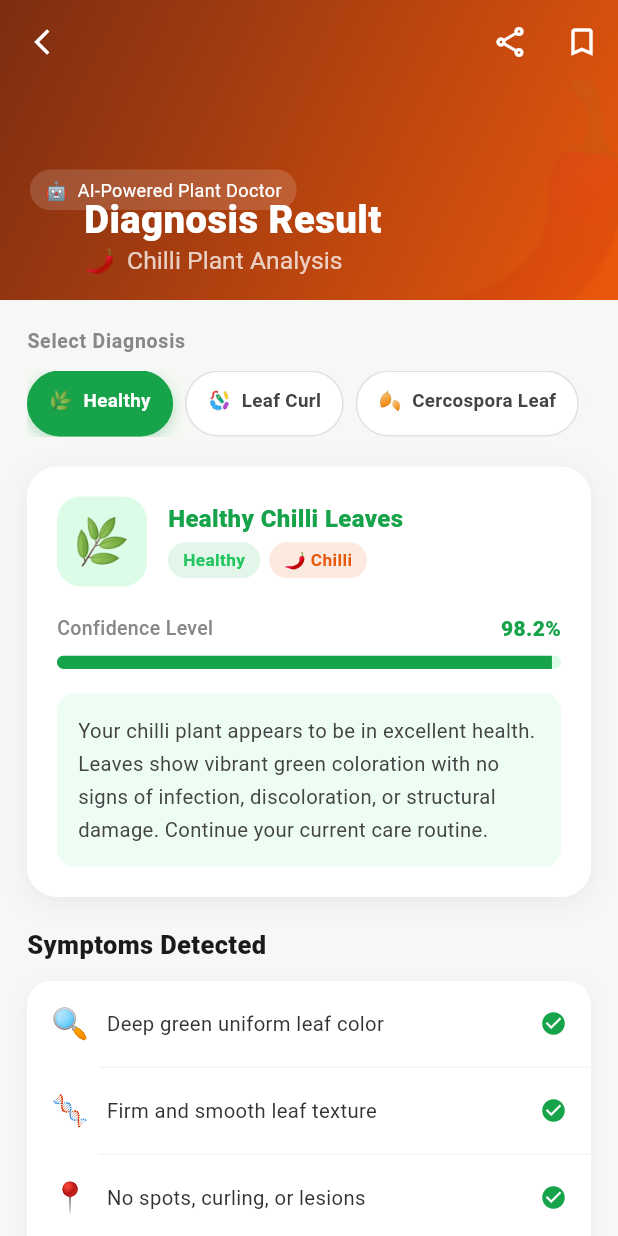
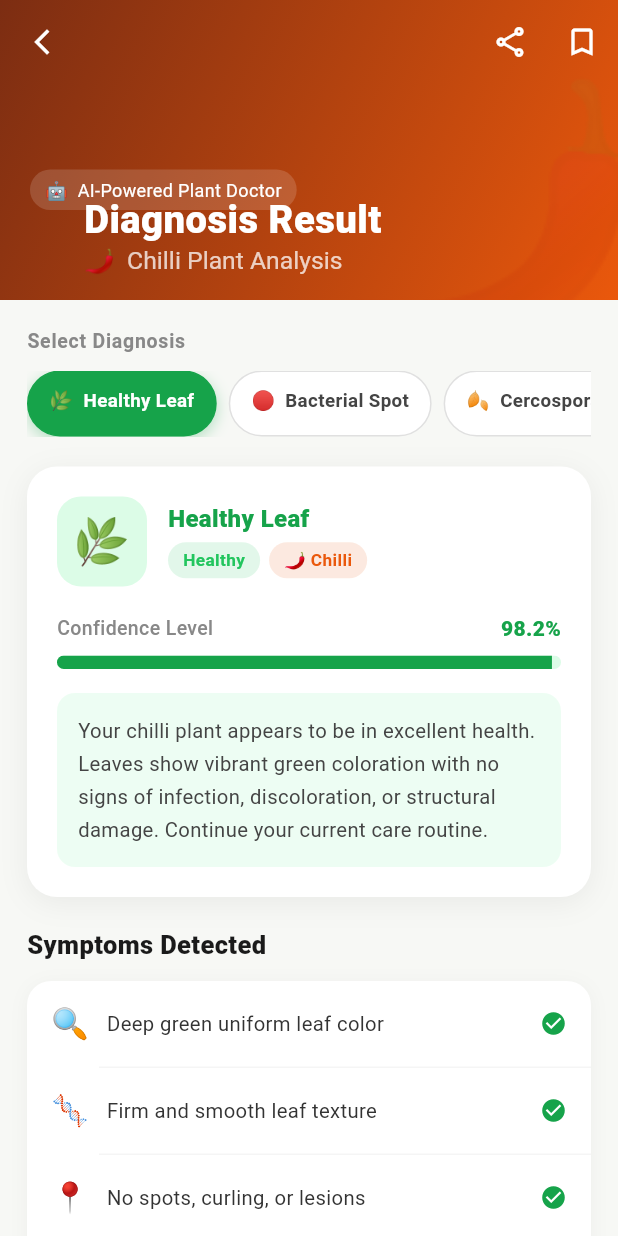
Before and after one commit to RandunGayantha/PlantDoc, a Flutter app: the screen it shows after launch, after a tap on "Diagnosis Result", on a phone screen of 412 x 824 dp. Run offline on Flutter 3.47's test engine with Material 3 defaults, Android fonts, the phone set to English and light mode, and no system bars.

Commit message:
Add plant disease labels to labels.txt for model training

```diff
--- /dev/null
+++ b/assets/models/labels.txt
@@ -0,0 +1,7 @@
+Bacterial Spot
+Cercospora Leaf Spot
+Chilli anthracnose leaves
+Curl Virus
+Healthy Leaf
+Nutrition Deficiency
+White spot
--- a/lib/pages/diagnosis_result_screen.dart
+++ b/lib/pages/diagnosis_result_screen.dart
@@ -36,7 +36,7 @@ class ChilliDisease {
 final List<ChilliDisease> chilliDiseases = [
   ChilliDisease(
     id: 'healthy',
-    name: 'Healthy Chilli Leaves',
+    name: 'Healthy Leaf',
     emoji: '🌿',
     confidence: '98.2%',
     confidenceValue: 0.982,
@@ -60,33 +60,33 @@ final List<ChilliDisease> chilliDiseases = [
     lightColor: Color(0xFFDCFCE7),
   ),
   ChilliDisease(
-    id: 'leaf_curl',
-    name: 'Chilli Leaf Curl Virus',
-    emoji: '🦠',
-    confidence: '91.4%',
-    confidenceValue: 0.914,
+    id: 'bacterial_spot',
+    name: 'Bacterial Spot',
+    emoji: '🔴',
+    confidence: '90.3%',
+    confidenceValue: 0.903,
     severity: 'Severe',
     severityColor: Color(0xFFEF4444),
     description:
-        'Leaf Curl Virus (ChiLCV) is transmitted by whiteflies and causes severe curling, crinkling, and stunting of chilli leaves. Infected plants show reduced yield and fruit quality significantly.',
+        'Bacterial Spot is caused by Xanthomonas campestris and appears as small, water-soaked spots on leaves that turn dark brown or black. It spreads rapidly in warm, wet conditions and can cause severe defoliation.',
     symptoms: [
-      'Upward or downward curling of leaves',
-      'Yellowing and mosaic patterns',
-      'Stunted plant growth',
-      'Distorted and brittle leaves',
+      'Small water-soaked spots on leaves',
+      'Spots turn dark brown or black',
+      'Yellow halo around lesions',
+      'Premature leaf drop in severe cases',
     ],
     treatments: [
-      {'title': 'Control Whiteflies', 'desc': 'Apply imidacloprid or thiamethoxam insecticide spray'},
-      {'title': 'Remove Infected Plants', 'desc': 'Uproot and destroy infected plants immediately'},
-      {'title': 'Use Reflective Mulch', 'desc': 'Silver mulch repels whitefly vectors effectively'},
-      {'title': 'Resistant Varieties', 'desc': 'Replant using virus-resistant chilli cultivars'},
+      {'title': 'Copper-based Bactericide', 'desc': 'Spray copper hydroxide or copper oxychloride weekly'},
+      {'title': 'Avoid Overhead Watering', 'desc': 'Use drip irrigation to keep foliage dry'},
+      {'title': 'Remove Infected Leaves', 'desc': 'Prune and destroy heavily infected plant parts'},
+      {'title': 'Crop Rotation', 'desc': 'Rotate crops to prevent soil-borne bacterial buildup'},
     ],
     accentColor: Color(0xFFDC2626),
     lightColor: Color(0xFFFFECEC),
   ),
   ChilliDisease(
     id: 'cercospora',
-    name: 'Chilli Cercospora Leaf Spot',
+    name: 'Cercospora Leaf Spot',
     emoji: '🍂',
     confidence: '88.6%',
     confidenceValue: 0.886,
@@ -135,26 +135,76 @@ final List<ChilliDisease> chilliDiseases = [
     lightColor: Color(0xFFFFE4E4),
   ),
   ChilliDisease(
-    id: 'powdery_mildew',
-    name: 'Chilli Powdery Mildew',
-    emoji: '🌫️',
-    confidence: '89.9%',
-    confidenceValue: 0.899,
-    severity: 'Mild',
-    severityColor: Color(0xFF8B5CF6),
+    id: 'curl_virus',
+    name: 'Curl Virus',
+    emoji: '🦠',
+    confidence: '91.4%',
+    confidenceValue: 0.914,
+    severity: 'Severe',
+    severityColor: Color(0xFFEF4444),
     description:
-        'Powdery mildew is caused by Leveillula taurica and appears as white powdery patches on the upper and lower leaf surfaces. It thrives in warm, dry climates with high humidity and can defoliate plants rapidly.',
+        'Leaf Curl Virus (ChiLCV) is transmitted by whiteflies and causes severe curling, crinkling, and stunting of chilli leaves. Infected plants show reduced yield and fruit quality significantly.',
     symptoms: [
-      'White powdery coating on leaves',
-      'Yellowing beneath powdery patches',
-      'Leaf curling and distortion',
-      'Premature leaf drop',
+      'Upward or downward curling of leaves',
+      'Yellowing and mosaic patterns',
+      'Stunted plant growth',
+      'Distorted and brittle leaves',
     ],
     treatments: [
-      {'title': 'Sulfur-based Fungicide', 'desc': 'Apply wettable sulfur spray at 0.3% solution'},
-      {'title': 'Neem Oil Spray', 'desc': 'Use neem oil 2ml/L water as organic alternative'},
-      {'title': 'Potassium Bicarbonate', 'desc': 'Spray 1% solution to neutralize fungal growth'},
-      {'title': 'Increase Spacing', 'desc': 'Improve plant spacing to reduce humidity buildup'},
+      {'title': 'Control Whiteflies', 'desc': 'Apply imidacloprid or thiamethoxam insecticide spray'},
+      {'title': 'Remove Infected Plants', 'desc': 'Uproot and destroy infected plants immediately'},
+      {'title': 'Use Reflective Mulch', 'desc': 'Silver mulch repels whitefly vectors effectively'},
+      {'title': 'Resistant Varieties', 'desc': 'Replant using virus-resistant chilli cultivars'},
+    ],
+    accentColor: Color(0xFFDC2626),
+    lightColor: Color(0xFFFFECEC),
+  ),
+  ChilliDisease(
+    id: 'nutrition_deficiency',
+    name: 'Nutrition Deficiency',
+    emoji: '🌱',
+    confidence: '87.5%',
+    confidenceValue: 0.875,
+    severity: 'Mild',
+    severityColor: Color(0xFF10B981),
+    description:
+        'Nutritional deficiency in chilli plants occurs when essential minerals like nitrogen, potassium, or magnesium are lacking. Leaves show yellowing, browning, or abnormal coloration patterns depending on the deficient nutrient.',
+    symptoms: [
+      'Yellowing between leaf veins (chlorosis)',
+      'Brown or necrotic leaf edges',
+      'Stunted or slow plant growth',
+      'Pale or discolored new leaves',
+    ],
+    treatments: [
+      {'title': 'Soil Testing', 'desc': 'Test soil pH and nutrient levels before treatment'},
+      {'title': 'Balanced Fertilizer', 'desc': 'Apply NPK 19:19:19 fertilizer as foliar spray'},
+      {'title': 'Magnesium Supplement', 'desc': 'Apply Epsom salt (MgSO4) solution 1% spray'},
+      {'title': 'Adjust Soil pH', 'desc': 'Maintain soil pH between 6.0–6.8 for nutrient uptake'},
+    ],
+    accentColor: Color(0xFF059669),
+    lightColor: Color(0xFFD1FAE5),
+  ),
+  ChilliDisease(
+    id: 'white_spot',
+    name: 'White Spot',
+    emoji: '⚪',
+    confidence: '89.2%',
+    confidenceValue: 0.892,
+    severity: 'Moderate',
+    severityColor: Color(0xFFF59E0B),
+    description:
+        'White spot disease in chilli is caused by the fungus Phloeospora capsici. It produces small white to pale gray circular spots on leaves, which can merge and cause significant leaf area loss if left untreated.',
+    symptoms: [
+      'Small white to pale gray circular spots',
+      'Spots have distinct dark borders',
+      'Affected tissue may fall out (shot-hole effect)',
+      'Yellowing around affected spots',
+    ],
+    treatments: [
+      {'title': 'Fungicide Spray', 'desc': 'Apply carbendazim or propiconazole fungicide spray'},
+      {'title': 'Neem Oil Treatment', 'desc': 'Spray neem oil 5ml/L as organic control method'},
+      {'title': 'Remove Affected Leaves', 'desc': 'Prune and burn infected leaves to stop spread'},
+      {'title': 'Reduce Leaf Wetness', 'desc': 'Avoid evening watering and improve air circulation'},
     ],
     accentColor: Color(0xFF7C3AED),
     lightColor: Color(0xFFF3E8FF),
@@ -313,16 +363,14 @@ class _DiagnosisResultScreenState extends State<DiagnosisResultScreen>
                 top: 10,
                 child: Opacity(
                   opacity: 0.08,
-                  child: const Text("🌶️",
-                      style: TextStyle(fontSize: 180)),
+                  child: const Text("🌶️", style: TextStyle(fontSize: 180)),
                 ),
               ),
               Positioned(
                 left: 20,
                 bottom: 60,
                 child: Container(
-                  padding:
-                      const EdgeInsets.symmetric(horizontal: 10, vertical: 5),
+                  padding: const EdgeInsets.symmetric(horizontal: 10, vertical: 5),
                   decoration: BoxDecoration(
                     color: Colors.white.withOpacity(0.15),
                     borderRadius: BorderRadius.circular(20),
@@ -369,15 +417,12 @@ class _DiagnosisResultScreenState extends State<DiagnosisResultScreen>
                 onTap: () => _switchDisease(d),
                 child: AnimatedContainer(
                   duration: const Duration(milliseconds: 250),
-                  padding: const EdgeInsets.symmetric(
-                      horizontal: 14, vertical: 10),
+                  padding: const EdgeInsets.symmetric(horizontal: 14, vertical: 10),
                   decoration: BoxDecoration(
                     color: selected ? d.accentColor : Colors.white,
                     borderRadius: BorderRadius.circular(22),
                     border: Border.all(
-                      color: selected
-                          ? d.accentColor
-                          : const Color(0xFFE0E0E0),
+                      color: selected ? d.accentColor : const Color(0xFFE0E0E0),
                     ),
                     boxShadow: selected
                         ? [
@@ -390,7 +435,7 @@ class _DiagnosisResultScreenState extends State<DiagnosisResultScreen>
                         : [],
                   ),
                   child: Text(
-                    "${d.emoji}  ${d.id == 'healthy' ? 'Healthy' : d.name.split(' ').skip(1).take(2).join(' ')}",
+                    "${d.emoji}  ${d.name}",
                     style: TextStyle(
                       fontSize: 12.5,
                       fontWeight: FontWeight.w600,
@@ -436,8 +481,7 @@ class _DiagnosisResultScreenState extends State<DiagnosisResultScreen>
                   borderRadius: BorderRadius.circular(16),
                 ),
                 child: Center(
-                  child: Text(d.emoji,
-                      style: const TextStyle(fontSize: 30)),
+                  child: Text(d.emoji, style: const TextStyle(fontSize: 30)),
                 ),
               ),
               const SizedBox(width: 14),
@@ -572,8 +616,7 @@ class _DiagnosisResultScreenState extends State<DiagnosisResultScreen>
           return Column(
             children: [
               Padding(
-                padding:
-                    const EdgeInsets.symmetric(horizontal: 16, vertical: 14),
+                padding: const EdgeInsets.symmetric(horizontal: 16, vertical: 14),
                 child: Row(
                   children: [
                     Text(icons[i % icons.length],
@@ -586,14 +629,12 @@ class _DiagnosisResultScreenState extends State<DiagnosisResultScreen>
                             fontSize: 13.5, color: Color(0xFF333333)),
                       ),
                     ),
-                    Icon(Icons.check_circle,
-                        color: d.accentColor, size: 18),
+                    Icon(Icons.check_circle, color: d.accentColor, size: 18),
                   ],
                 ),
               ),
               if (i < d.symptoms.length - 1)
-                const Divider(
-                    height: 1, color: Color(0xFFF5F5F5), indent: 48),
+                const Divider(height: 1, color: Color(0xFFF5F5F5), indent: 48),
             ],
           );
         }).toList(),
```
Also changed, not shown: pubspec.yaml (+5 -70 lines), pubspec.lock, 3 other files.
